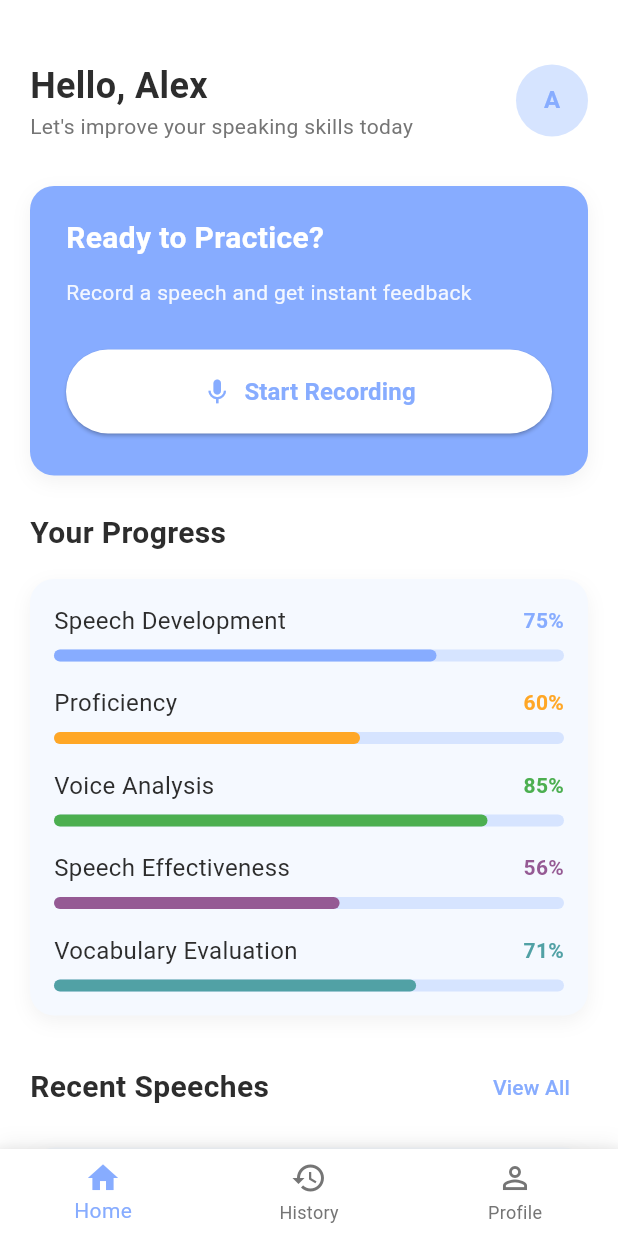
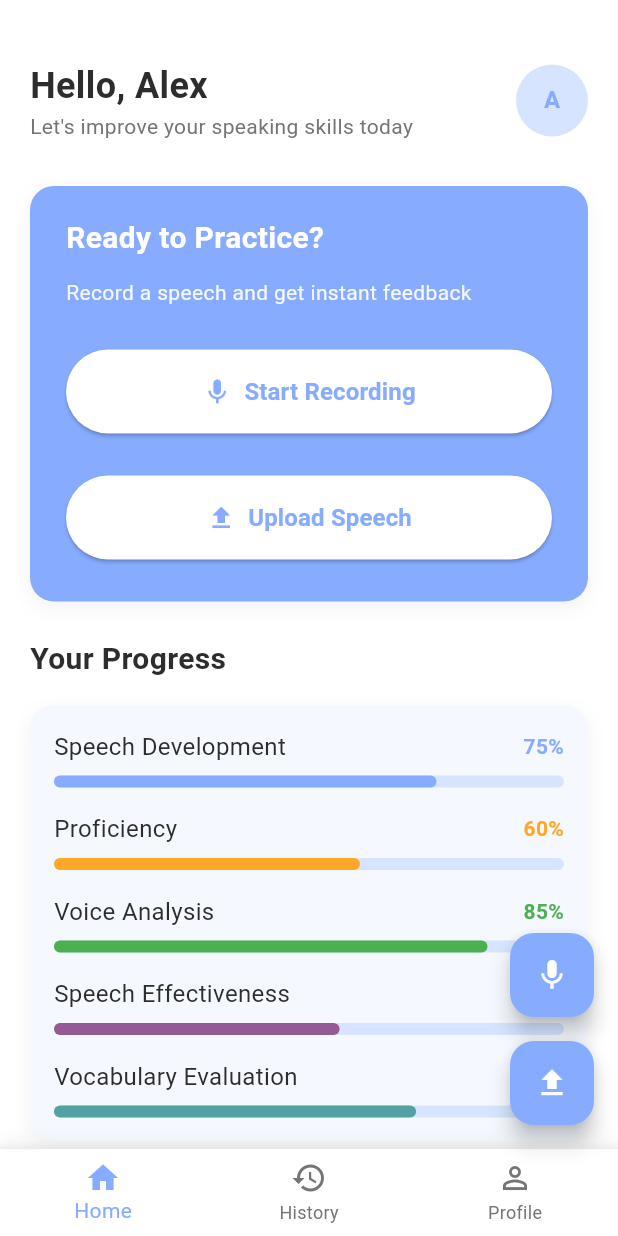
Before and after one commit to naela-girsy-projects/Project-VocalLabs, a Flutter app: the screen it shows after launch, after a tap on "Login", on a phone screen of 412 x 824 dp. Run offline on Flutter 3.47's test engine with Material 3 defaults, Android fonts, the light colour scheme and no system bars; our stand-ins replace fl_chart, image_picker; network calls fail; Roboto replaces fonts that are missing (Poppins).

Commit message:
Made the voice record upload option and created the upload confirmation screen

```diff
--- a/Client/lib/main.dart
+++ b/Client/lib/main.dart
@@ -25,6 +25,7 @@ import 'package:vocallabs_flutter_app/screens/tutorial_help_screen.dart';
 import 'package:vocallabs_flutter_app/screens/search_screen.dart';
 import 'package:vocallabs_flutter_app/screens/account_settings_screen.dart';
 import 'package:vocallabs_flutter_app/screens/payment_gateway_screen.dart';
+import 'package:vocallabs_flutter_app/screens/upload_confirmation_screen.dart'; // Add this import
 
 void main() {
   runApp(const MyApp());
@@ -104,9 +105,10 @@ class MyApp extends StatelessWidget {
         '/notifications': (context) => const NotificationCenterScreen(),
         '/tutorial': (context) => const TutorialHelpScreen(),
         '/search': (context) => const SearchScreen(),
-        '/account':
-            (context) => const AccountSettingsScreen(), // Add this route
+        '/account': (context) => const AccountSettingsScreen(),
         '/payment': (context) => const PaymentGatewayScreen(),
+        '/upload_confirmation':
+            (context) => const UploadConfirmationScreen(), // Add this route
       },
     );
   }
--- a/Client/lib/screens/about_screen.dart
+++ b/Client/lib/screens/about_screen.dart
@@ -171,6 +171,7 @@ class AboutScreen extends StatelessWidget {
       ),
     );
   }
+
   Widget _buildFeatureItem({
     required IconData icon,
     required String title,
--- a/Client/lib/screens/home_screen.dart
+++ b/Client/lib/screens/home_screen.dart
@@ -66,6 +66,30 @@ class _HomeScreenState extends State<HomeScreen> {
           ],
         ),
       ),
+      floatingActionButton:
+          _selectedIndex == 0
+              ? Column(
+                mainAxisAlignment: MainAxisAlignment.end,
+                children: [
+                  FloatingActionButton(
+                    onPressed: () {
+                      Navigator.pushNamed(context, '/analysis');
+                    },
+                    backgroundColor: AppColors.primaryBlue,
+                    child: const Icon(Icons.mic),
+                  ),
+                  const SizedBox(height: 16),
+                  FloatingActionButton(
+                    onPressed: () {
+                      Navigator.pushNamed(context, '/upload_confirmation');
+                    },
+                    backgroundColor: AppColors.primaryBlue,
+                    child: const Icon(Icons.upload),
+                  ),
+                ],
+              )
+              : null,
+      floatingActionButtonLocation: FloatingActionButtonLocation.endFloat,
     );
   }
 }
@@ -141,6 +165,16 @@ class _DashboardTab extends StatelessWidget {
                       icon: Icons.mic,
                       onPressed: () {
                         Navigator.pushNamed(context, '/analysis');
+                      },
+                    ),
+                    const SizedBox(height: 12),
+                    CustomButton(
+                      text: 'Upload Speech',
+                      backgroundColor: Colors.white,
+                      textColor: AppColors.primaryBlue,
+                      icon: Icons.upload,
+                      onPressed: () {
+                        Navigator.pushNamed(context, '/upload_confirmation');
                       },
                     ),
                   ],
@@ -326,6 +360,7 @@ class _DashboardTab extends StatelessWidget {
   }
 }
 
+// Add placeholder widgets for other tabs
 class _HistoryTab extends StatelessWidget {
   const _HistoryTab();
 
```
